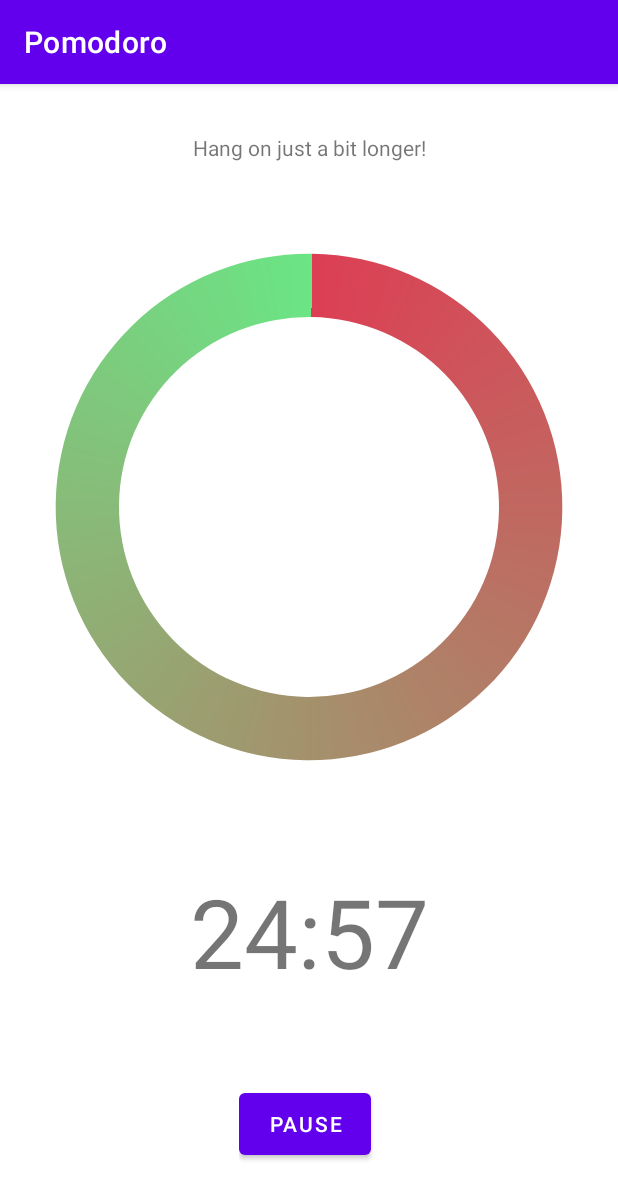
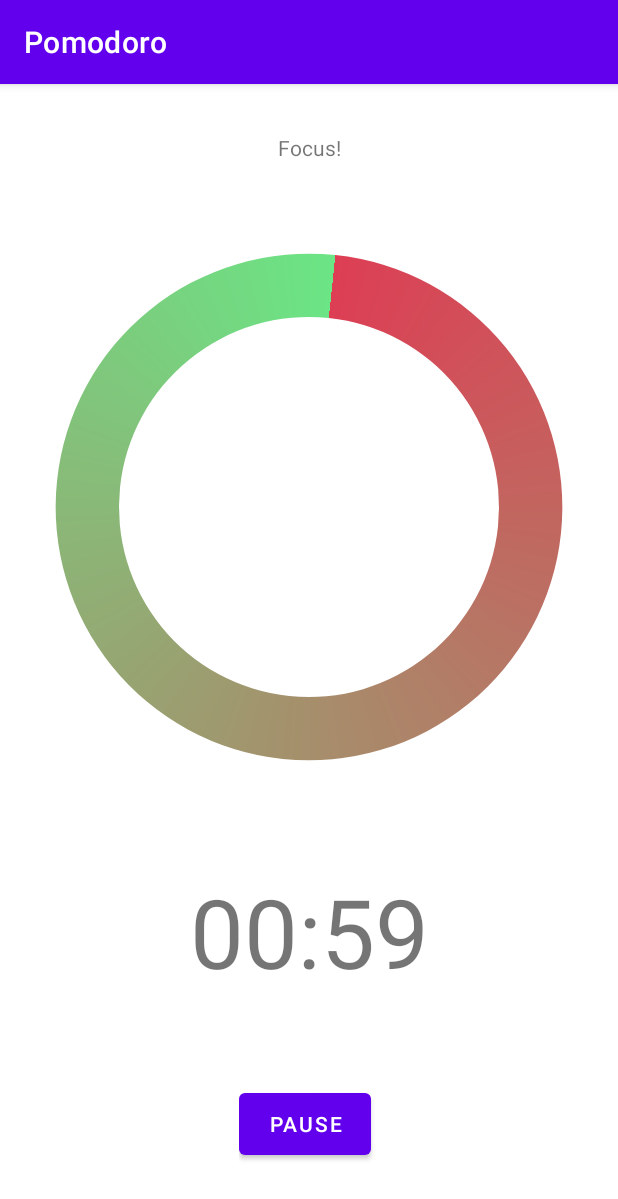
Before and after one commit to mnskgrayce/Pomodoro, an Android app: the screen it shows after launch (MainActivity), after a tap on "START", on a phone screen of 412 x 824 dp. Shown: the top 1199 px of the screen. Run offline under Robolectric (Android 15) with nearby library versions, the phone set to English and light mode, and no system bars.

Commit message:
implemented color change and executor services

```diff
--- a/app/src/main/java/com/example/pomodoro/MainActivity.java
+++ b/app/src/main/java/com/example/pomodoro/MainActivity.java
@@ -1,15 +1,22 @@
 package com.example.pomodoro;
 
 import androidx.appcompat.app.AppCompatActivity;
+import androidx.core.content.ContextCompat;
+import androidx.core.content.res.ResourcesCompat;
 
+import android.graphics.drawable.Drawable;
+import android.graphics.drawable.GradientDrawable;
 import android.os.Bundle;
+import android.util.Log;
 import android.view.View;
 import android.widget.Button;
 import android.widget.ProgressBar;
 import android.widget.TextView;
 
-import java.util.Timer;
-import java.util.TimerTask;
+import java.util.concurrent.Executors;
+import java.util.concurrent.Future;
+import java.util.concurrent.ScheduledExecutorService;
+import java.util.concurrent.TimeUnit;
 
 public class MainActivity extends AppCompatActivity implements MainContract.View {
 
@@ -20,10 +27,16 @@ public class MainActivity extends AppCompatActivity implements MainContract.View
     private Button buttonPause;
     private Button buttonResume;
 
-    private Timer timer;
+    private ScheduledExecutorService pool;
+    private Future<?> progressDisplayFuture;
+    private Future<?> quoteDisplayFuture;
 
     private int currentTime = 0;
     private int maxTime = 0;
+    private boolean progressBarRunning = false;
+    private boolean quoteRunning = false;
+    private boolean sessionRunning = false;
+    private boolean isWorkSession = true;
 
     private Presenter presenter = new Presenter();
 
@@ -38,7 +51,6 @@ public class MainActivity extends AppCompatActivity implements MainContract.View
         buttonResume.setOnClickListener(v -> startTimer());
     }
 
-
     @Override
     public void initView() {
         progressBar = findViewById(R.id.progressBar);
@@ -48,6 +60,45 @@ public class MainActivity extends AppCompatActivity implements MainContract.View
         buttonPause = findViewById(R.id.buttonPause);
         buttonResume = findViewById(R.id.buttonResume);
         setButtonVisibilityDefault();
+    }
+
+    @Override
+    public void initScheduledServices() {
+        if (!sessionRunning) {
+            maxTime = presenter.toSecond(presenter.getCurrentSessionLength());
+            progressBar.setMax(maxTime);
+            pool = Executors.newScheduledThreadPool(2);
+            sessionRunning = true;
+        }
+    }
+
+    @Override
+    public void startTimer() {
+        setButtonVisibilityOnClickStart();
+        initScheduledServices();
+        if (!progressBarRunning) {
+            try {
+                progressDisplayFuture = pool.scheduleAtFixedRate(new ProgressDisplayTask(), 0, 1, TimeUnit.SECONDS);
+                progressBarRunning = true;
+            } catch (Exception e) {
+                Log.e("ProgressDisplay", "Progress Display cannot be scheduled!");
+            }
+
+        }
+        if (!quoteRunning) {
+            try {
+                quoteDisplayFuture = pool.scheduleAtFixedRate(new QuoteDisplayTask(), 0, 5, TimeUnit.SECONDS);
+                quoteRunning = true;
+            } catch (Exception e) {
+                Log.e("QuoteDisplay", "Quote Display cannot be scheduled!");
+            }
+        }
+    }
+
+    @Override
+    public void pauseTimer() {
+        setButtonVisibilityOnClickPause();
+        cancelProgressDisplay();
     }
 
     @Override
@@ -72,20 +123,61 @@ public class MainActivity extends AppCompatActivity implements MainContract.View
     }
 
     @Override
-    public void startTimer() {
-        setButtonVisibilityOnClickStart();
-        initProgressDisplay();
+    public void cancelProgressDisplay() {
+        if (progressBarRunning) {
+            try {
+                progressDisplayFuture.cancel(true);
+                progressBarRunning = false;
+            } catch (Exception e) {
+                Log.e("ProgressDisplay", "Progress Display cannot be cancelled!");
+            }
+        }
     }
 
     @Override
-    public void pauseTimer() {
-        setButtonVisibilityOnClickPause();
-        timer.cancel();
+    public void cancelQuoteDisplay() {
+        if (quoteRunning) {
+            try {
+                quoteDisplayFuture.cancel(true);
+                quoteRunning = false;
+            } catch (Exception e) {
+                Log.e("QuoteDisplay", "Quote Display cannot be cancelled!");
+            }
+        }
     }
 
-    // ----- HELPERS -----
-    // Update progress bar and increment time
-    private class ProgressDisplayTask extends TimerTask {
+    @Override
+    public void setProgressBarColor() {
+        if (isWorkSession)
+            progressBar.setProgressDrawable(
+                                            ResourcesCompat.getDrawable(
+                                                                        getResources(),
+                                                                        R.drawable.circular_progress_bar_work,
+                                                                        getTheme()));
+        else
+            progressBar.setProgressDrawable(
+                                            ResourcesCompat.getDrawable(
+                                                                        getResources(),
+                                                                        R.drawable.circular_progress_bar_break,
+                                                                        getTheme()));
+    }
+
+    @Override
+    public void finishSession() {
+        sessionRunning = false;
+        currentTime = 0;
+        isWorkSession = !isWorkSession;
+        presenter.switchSession(isWorkSession);
+
+        setButtonVisibilityDefault();
+        cancelProgressDisplay();
+        cancelQuoteDisplay();
+        setProgressBarColor();
+        quoteView.setText(R.string.success_message);
+    }
+
+    // Update progress bar visual
+    private class ProgressDisplayTask implements Runnable {
 
         @Override
         public void run() {
@@ -96,35 +188,20 @@ public class MainActivity extends AppCompatActivity implements MainContract.View
                     int[] arr = presenter.toMinuteSecond(maxTime - currentTime);
                     timeView.setText(String.format("%02d:%02d", arr[0], arr[1]));
                 }
-                else {
-                    timer.cancel();
-                    setButtonVisibilityDefault();
-                    currentTime = 0;
-                }
+                else
+                    finishSession();
             });
         }
     }
 
-    public void initProgressDisplay() {
-        maxTime = presenter.toSecond(presenter.getSession().getWorkLength());
-        progressBar.setMax(maxTime);
-        timer = new Timer();
-        timer.scheduleAtFixedRate(new ProgressDisplayTask(), 0, 1000);
-        timer.scheduleAtFixedRate(new QuoteDisplayTask(), 1000, 5000);
-    }
-
-    // Display random quotes at fixed interval
-    private class QuoteDisplayTask extends TimerTask {
+    // Display random quotes periodically
+    private class QuoteDisplayTask implements Runnable {
 
         @Override
         public void run() {
             runOnUiThread(() -> {
-                if (currentTime < maxTime) {
+                if (sessionRunning)
                     quoteView.setText(presenter.getRandomQuoteFromMotivator());
-                }
-                else {
-                    quoteView.setText(R.string.success_message);
-                }
             });
         }
     }
--- a/app/src/main/java/com/example/pomodoro/MainContract.java
+++ b/app/src/main/java/com/example/pomodoro/MainContract.java
@@ -5,19 +5,30 @@ public interface MainContract {
     // Displays
     interface View {
         void initView();
+        void initScheduledServices();
+        void startTimer();
+        void pauseTimer();
         void setButtonVisibilityDefault();
         void setButtonVisibilityOnClickStart();
         void setButtonVisibilityOnClickPause();
-        void startTimer();
-        void pauseTimer();
+        void cancelProgressDisplay();
+        void cancelQuoteDisplay();
+        void setProgressBarColor();
+        void finishSession();
+    }
+
+    // Pure logic
+    interface Logic {
+        int toSecond(int length);
+        int[] toMinuteSecond(int second);
     }
 
     // Update/fetch data from model
-    interface Presenter {
-        int toSecond(int length);
-        int[] toMinuteSecond(int second);
+    interface Model {
         String getRandomQuoteFromMotivator();
         void addQuoteToMotivator(String newQuote);
         void deleteQuoteFromMotivator(int index);
+        void switchSession(boolean isWork);
+        int getCurrentSessionLength();
     }
 }
--- a/app/src/main/java/com/example/pomodoro/Presenter.java
+++ b/app/src/main/java/com/example/pomodoro/Presenter.java
@@ -5,14 +5,11 @@ import com.example.pomodoro.model.Session;
 
 import java.util.List;
 
-public class Presenter implements MainContract.Presenter {
+public class Presenter implements MainContract.Logic, MainContract.Model {
 
     private Session session = new Session();
     private Motivator motivator = new Motivator();
-
-    public Session getSession() {
-        return session;
-    }
+    private int currentSessionLength = session.getWorkLength();
 
     @Override
     public int toSecond(int minute) {
@@ -59,5 +56,14 @@ public class Presenter implements MainContract.Presenter {
         }
     }
 
+    @Override
+    public void switchSession(boolean isWorkSession) {
+        if (isWorkSession)
+            currentSessionLength = session.getWorkLength();
+        else
+            currentSessionLength = session.getBreakLength();
+    }
 
+    @Override
+    public int getCurrentSessionLength() { return currentSessionLength; }
 }
--- a/app/src/main/java/com/example/pomodoro/model/Motivator.java
+++ b/app/src/main/java/com/example/pomodoro/model/Motivator.java
@@ -8,7 +8,10 @@ public class Motivator {
     private List<String> quotes = Arrays.asList(
             "You can do it!",
             "Almost there!",
-            "Hang on just a bit longer!"
+            "Hang on just a bit longer!",
+            "Your work won't finish itself!",
+            "Focus!",
+            "Let's do this!"
     );
 
     public List<String> getQuotes() {
--- a/app/src/main/java/com/example/pomodoro/model/Session.java
+++ b/app/src/main/java/com/example/pomodoro/model/Session.java
@@ -6,8 +6,8 @@ public class Session {
     private int breakLength;
 
     public Session() {
-        workLength = 25;
-        breakLength = 5;
+        workLength = 1;
+        breakLength = 1;
     }
 
     public int getWorkLength() {
--- a/app/src/main/res/drawable/circular_progress_bar.xml
+++ b/app/src/main/res/drawable-v24/circular_progress_bar_break.xml
@@ -10,8 +10,8 @@
         android:useLevel="false" >
         <gradient
             android:centerY="0.5"
-            android:startColor="#dd3e54"
-            android:endColor="#6be585"
+            android:startColor="@color/break_start"
+            android:endColor="@color/break_end"
             android:type="sweep"
             android:useLevel="false" />
     </shape>
--- /dev/null
+++ b/app/src/main/res/drawable/circular_progress_bar_work.xml
@@ -0,0 +1,19 @@
+<?xml version="1.0" encoding="utf-8"?>
+<rotate xmlns:android="http://schemas.android.com/apk/res/android"
+    android:fromDegrees="-90"
+    android:pivotX="50%"
+    android:pivotY="50%"
+    android:toDegrees="270" >
+
+    <shape
+        android:shape="ring"
+        android:useLevel="false" >
+        <gradient
+            android:centerY="0.5"
+            android:startColor="@color/work_start"
+            android:endColor="@color/work_end"
+            android:type="sweep"
+            android:useLevel="false" />
+    </shape>
+
+</rotate>
--- a/app/src/main/res/layout/activity_main.xml
+++ b/app/src/main/res/layout/activity_main.xml
@@ -24,7 +24,7 @@
         android:layout_height="0dp"
         android:layout_weight="8"
         android:indeterminate="false"
-        android:progressDrawable="@drawable/circular_progress_bar" />
+        android:progressDrawable="@drawable/circular_progress_bar_work" />
 
     <TextView
         android:id="@+id/timeView"
--- a/app/src/main/res/values/colors.xml
+++ b/app/src/main/res/values/colors.xml
@@ -7,4 +7,9 @@
     <color name="teal_700">#FF018786</color>
     <color name="black">#FF000000</color>
     <color name="white">#FFFFFFFF</color>
+
+    <color name="work_start">#DD3E54</color>
+    <color name="work_end">#6BE585</color>
+    <color name="break_start">#009FFF</color>
+    <color name="break_end">#EC2F4B</color>
 </resources>
```
